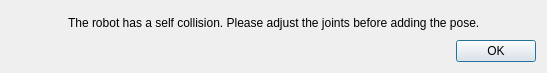
First picture: the form in slider_gui/src/collision_dialog.ui, repository PR2/pr2_hack_the_future, before the edit.
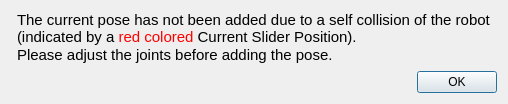
Second picture: the form after the edit.

Commit message: updated notify dialog

What changed in the file:
```diff
--- a/slider_gui/src/collision_dialog.ui
+++ b/slider_gui/src/collision_dialog.ui
@@ -9,8 +9,8 @@
    <rect>
     <x>0</x>
     <y>0</y>
-    <width>547</width>
-    <height>73</height>
+    <width>508</width>
+    <height>104</height>
    </rect>
   </property>
   <property name="sizePolicy">
@@ -41,7 +41,12 @@
      <item>
       <widget class="QLabel" name="label">
        <property name="text">
-        <string>The robot has a self collision. Please adjust the joints before adding the pose.</string>
+        <string>&lt;!DOCTYPE HTML PUBLIC &quot;-//W3C//DTD HTML 4.0//EN&quot; &quot;http://www.w3.org/TR/REC-html40/strict.dtd&quot;&gt;
+&lt;html&gt;&lt;head&gt;&lt;meta name=&quot;qrichtext&quot; content=&quot;1&quot; /&gt;&lt;style type=&quot;text/css&quot;&gt;
+p, li { white-space: pre-wrap; }
+&lt;/style&gt;&lt;/head&gt;&lt;body style=&quot; font-family:'Ubuntu'; font-size:11pt; font-weight:400; font-style:normal;&quot;&gt;
+&lt;p style=&quot; margin-top:0px; margin-bottom:0px; margin-left:0px; margin-right:0px; -qt-block-indent:0; text-indent:0px;&quot;&gt;The current pose has not been added due to a self collision of the robot&lt;br /&gt;(indicated by a &lt;span style=&quot; color:#ff0000;&quot;&gt;red colored&lt;/span&gt; Current Slider Position).&lt;/p&gt;
+&lt;p style=&quot; margin-top:0px; margin-bottom:0px; margin-left:0px; margin-right:0px; -qt-block-indent:0; text-indent:0px;&quot;&gt;Please adjust the joints before adding the pose.&lt;/p&gt;&lt;/body&gt;&lt;/html&gt;</string>
        </property>
       </widget>
      </item>
```
Left out of the diff: 5 changed lines with no effect on the pictures.
